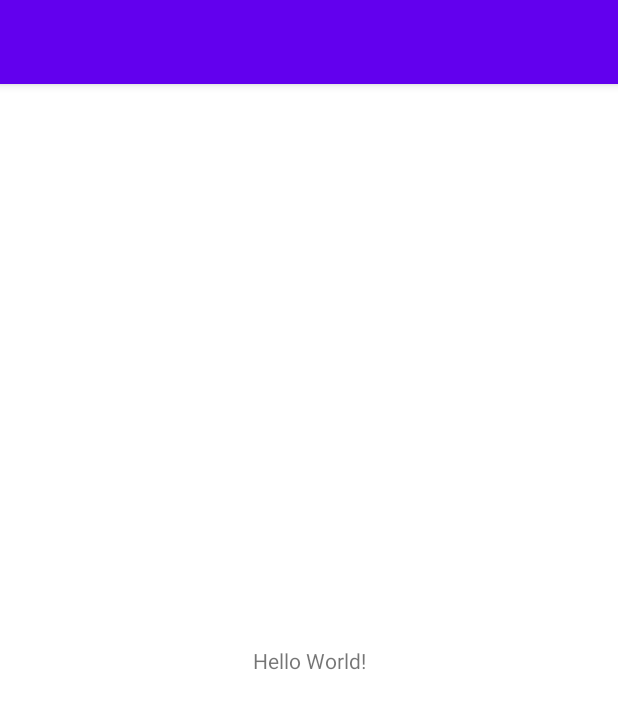
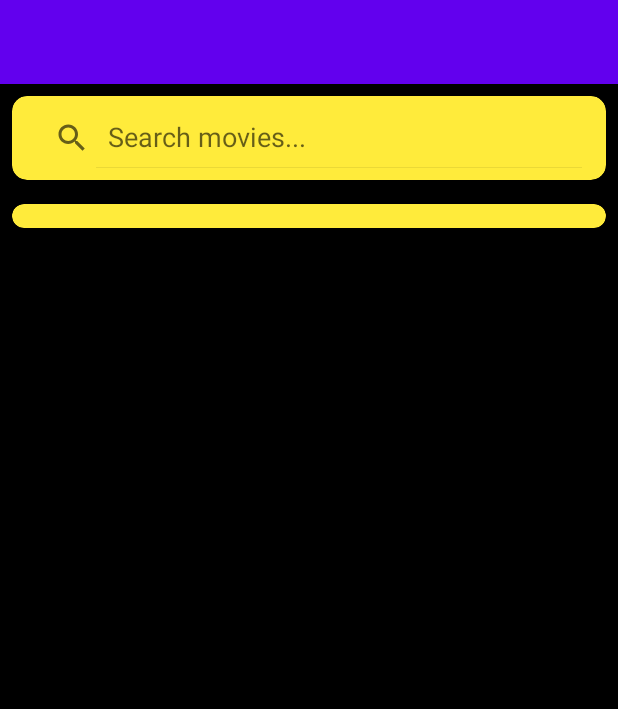
Before and after one commit to nikola-171/Movie-Library-Android, an Android app: the screen it shows after launch (MainActivity), on a phone screen of 412 x 824 dp. Shown: the top 709 px of the screen. Run offline under Robolectric (Android 15) with nearby library versions, the phone set to English and light mode, and no system bars.

Commit message:
Created main list layout and movie search functionality

```diff
--- a/app/src/main/AndroidManifest.xml
+++ b/app/src/main/AndroidManifest.xml
@@ -2,6 +2,7 @@
 <manifest xmlns:android="http://schemas.android.com/apk/res/android"
     package="com.example.movielibrary">
 
+    <uses-permission android:name="android.permission.INTERNET" />
     <application
         android:allowBackup="true"
         android:icon="@mipmap/ic_launcher"
--- /dev/null
+++ b/app/src/main/java/com/example/movielibrary/Listeners/OnMovieClickListener.java
@@ -0,0 +1,5 @@
+package com.example.movielibrary.Listeners;
+
+public interface OnMovieClickListener {
+    void onMovieClicked(String id);
+}
--- a/app/src/main/java/com/example/movielibrary/MainActivity.java
+++ b/app/src/main/java/com/example/movielibrary/MainActivity.java
@@ -1,14 +1,93 @@
 package com.example.movielibrary;
 
 import androidx.appcompat.app.AppCompatActivity;
+import androidx.appcompat.widget.SearchView;
+import androidx.recyclerview.widget.GridLayoutManager;
+import androidx.recyclerview.widget.RecyclerView;
 
+import android.app.Activity;
+import android.app.ProgressDialog;
 import android.os.Bundle;
+import android.view.View;
+import android.view.inputmethod.InputMethodManager;
+import android.widget.Toast;
 
-public class MainActivity extends AppCompatActivity {
+import com.example.movielibrary.Adapters.HomeRecyclerAdapter;
+import com.example.movielibrary.Listeners.OnMovieClickListener;
+import com.example.movielibrary.Listeners.OnSearchMoviesListener;
+import com.example.movielibrary.Models.SearchModels.SearchResult;
+import com.example.movielibrary.Utils.RequestManager;
+
+public class MainActivity extends AppCompatActivity implements OnMovieClickListener {
+
+    SearchView searchView = null;
+    RecyclerView recyclerView = null;
+    HomeRecyclerAdapter adapter;
+    RequestManager requestManager;
+    ProgressDialog dialog;
 
     @Override
     protected void onCreate(Bundle savedInstanceState) {
         super.onCreate(savedInstanceState);
         setContentView(R.layout.activity_main);
+
+        searchView = findViewById(R.id.search_view);
+        recyclerView = findViewById(R.id.recycler_view_home);
+        requestManager = new RequestManager(this);
+        dialog = new ProgressDialog(this);
+
+        searchView.setOnQueryTextListener(new SearchView.OnQueryTextListener() {
+            @Override
+            public boolean onQueryTextSubmit(String query) {
+                // we call the api
+                dialog.setTitle("Searching...");
+                dialog.show();
+
+                InputMethodManager imm = (InputMethodManager) getSystemService(Activity.INPUT_METHOD_SERVICE);
+                imm.toggleSoftInput(InputMethodManager.HIDE_IMPLICIT_ONLY, 0);
+
+                requestManager.searchMovies(listener, query);
+                return true;
+            }
+
+            @Override
+            public boolean onQueryTextChange(String newText) {
+                return false;
+            }
+        });
+    }
+
+
+    private final OnSearchMoviesListener listener = new OnSearchMoviesListener() {
+        @Override
+        public void onResponse(SearchResult result) {
+            dialog.dismiss();
+            if(result == null){
+                Toast.makeText(MainActivity.this, "No data available!", Toast.LENGTH_LONG).show();
+                return;
+            }
+
+            showResult(result);
+        }
+
+        @Override
+        public void onError(String error) {
+            dialog.dismiss();
+            Toast.makeText(MainActivity.this, "An error occured!", Toast.LENGTH_LONG).show();
+        }
+    };
+
+    private void showResult(SearchResult result) {
+        recyclerView.setHasFixedSize(true);
+        recyclerView.setLayoutManager(new GridLayoutManager(MainActivity.this, 2));
+
+        adapter = new HomeRecyclerAdapter(this, result.getResults(), this);
+        recyclerView.setAdapter(adapter);
+    }
+
+
+    @Override
+    public void onMovieClicked(String id) {
+        Toast.makeText(MainActivity.this, id, Toast.LENGTH_LONG).show();
     }
 }
--- a/app/src/main/java/com/example/movielibrary/Utils/Search/SearchMovies.java
+++ b/app/src/main/java/com/example/movielibrary/Utils/Search/SearchMovies.java
@@ -8,7 +8,7 @@ import retrofit2.http.Path;
 
 public interface SearchMovies {
 
-    @GET("en/API//Search/k_pr9cuhk2/{movie_title}")
+    @GET("en/API/Search/k_pr9cuhk2/{movie_title}")
     Call<SearchResult> searchMovies(
             @Path("movie_title") String movie_title
     );
--- a/app/src/main/res/layout/activity_main.xml
+++ b/app/src/main/res/layout/activity_main.xml
@@ -1,18 +1,51 @@
 <?xml version="1.0" encoding="utf-8"?>
-<androidx.constraintlayout.widget.ConstraintLayout xmlns:android="http://schemas.android.com/apk/res/android"
+<LinearLayout xmlns:android="http://schemas.android.com/apk/res/android"
     xmlns:app="http://schemas.android.com/apk/res-auto"
     xmlns:tools="http://schemas.android.com/tools"
     android:layout_width="match_parent"
     android:layout_height="match_parent"
+    android:orientation="vertical"
+    android:background="@color/black"
     tools:context=".MainActivity">
 
-    <TextView
-        android:layout_width="wrap_content"
+    <androidx.cardview.widget.CardView
+        android:layout_width="match_parent"
         android:layout_height="wrap_content"
-        android:text="Hello World!"
-        app:layout_constraintBottom_toBottomOf="parent"
-        app:layout_constraintLeft_toLeftOf="parent"
-        app:layout_constraintRight_toRightOf="parent"
-        app:layout_constraintTop_toTopOf="parent" />
+        android:layout_margin="8dp"
+        app:cardCornerRadius="10dp"
+        app:cardElevation="8dp"
+        app:cardBackgroundColor="@color/yellow">
 
-</androidx.constraintlayout.widget.ConstraintLayout>
+        <androidx.appcompat.widget.SearchView
+            android:id="@+id/search_view"
+            app:iconifiedByDefault="false"
+            app:queryHint="Search movies..."
+            android:padding="8dp"
+            android:layout_width="match_parent"
+            android:layout_height="?attr/actionBarSize" />
+
+
+    </androidx.cardview.widget.CardView>
+
+
+    <androidx.cardview.widget.CardView
+        android:layout_width="match_parent"
+        android:layout_height="wrap_content"
+        android:layout_margin="8dp"
+        app:cardCornerRadius="10dp"
+        app:cardElevation="8dp"
+        app:cardBackgroundColor="@color/yellow">
+
+        <androidx.recyclerview.widget.RecyclerView
+            android:id="@+id/recycler_view_home"
+            android:layout_width="match_parent"
+            android:layout_height="wrap_content"
+            android:layout_margin="8dp"
+            android:background="@color/yellow">
+
+        </androidx.recyclerview.widget.RecyclerView>
+
+    </androidx.cardview.widget.CardView>
+
+
+</LinearLayout>
--- a/app/src/main/res/values/colors.xml
+++ b/app/src/main/res/values/colors.xml
@@ -7,4 +7,6 @@
     <color name="teal_700">#FF018786</color>
     <color name="black">#FF000000</color>
     <color name="white">#FFFFFFFF</color>
+    <color name="yellow">#FFEB3B</color>
+
 </resources>
```
Also changed, not shown: app/src/main/java/com/example/movielibrary/Adapters/HomeRecyclerAdapter.java (added, +74 -0 lines), app/src/main/res/layout/home_movies_list.xml (added, +38 -0 lines).
